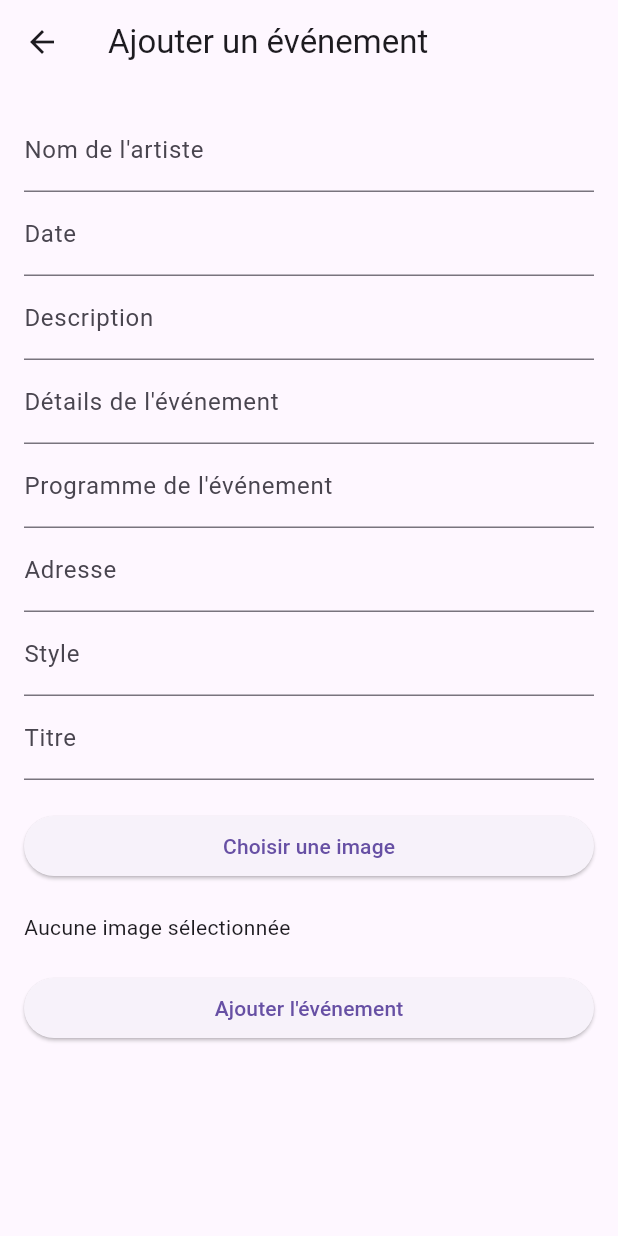
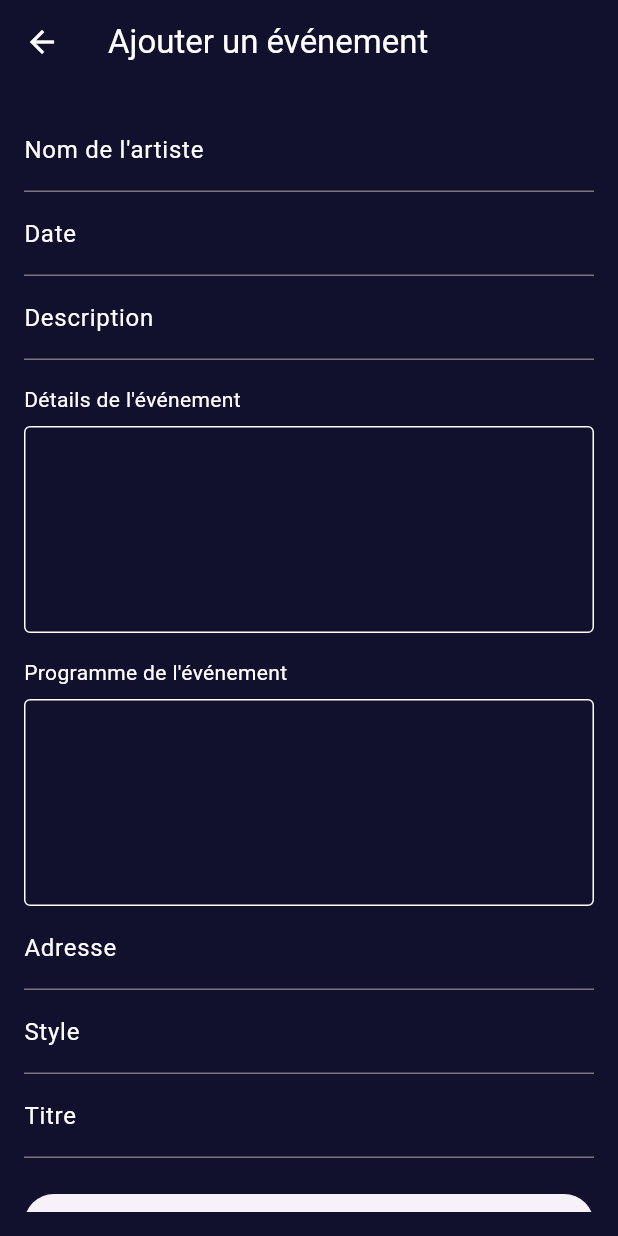
Before and after one commit to yohann1314/Projet-Annuel, a Flutter app: the AddEventPage screen opened directly, on a phone screen of 412 x 824 dp. Run offline on Flutter 3.47's test engine with Material 3 defaults, Android fonts, the light colour scheme and no system bars; our stand-ins replace cloud_firestore, firebase_auth, firebase_core, firebase_storage, flutter_map, image_picker and 1 more; accounts and stored records are empty.

Commit message:
page pour ajouter les evenement

```diff
--- a/lib/AddEvent/addEvent.dart
+++ b/lib/AddEvent/addEvent.dart
@@ -69,7 +69,7 @@ class _AddEventPageState extends State<AddEventPage> {
 
         if (artistSnapshot.docs.isEmpty) {
           ScaffoldMessenger.of(context).showSnackBar(
-            SnackBar(content: Text('Artiste non trouvé')),
+            const SnackBar(content: Text('Artiste non trouvé')),
           );
           setState(() {
             _isUploading = false;
@@ -142,9 +142,12 @@ class _AddEventPageState extends State<AddEventPage> {
   Widget build(BuildContext context) {
     return Scaffold(
       appBar: AppBar(
-        title: Text('Ajouter un événement'),
+        title: const Text('Ajouter un événement', style: TextStyle(color: Colors.white)),
+        backgroundColor: const Color(0xFF12112D),
+        iconTheme: const IconThemeData(color: Colors.white),
       ),
-      body: Padding(
+      body: Container(
+        color: const Color(0xFF12112D),
         padding: const EdgeInsets.all(16.0),
         child: Form(
           key: _formKey,
@@ -152,7 +155,8 @@ class _AddEventPageState extends State<AddEventPage> {
             children: [
               TextFormField(
                 controller: _artistNameController,
-                decoration: InputDecoration(labelText: 'Nom de l\'artiste'),
+                decoration: InputDecoration(labelText: 'Nom de l\'artiste', labelStyle: TextStyle(color: Colors.white)),
+                style: TextStyle(color: Colors.white),
                 validator: (value) {
                   if (value == null || value.isEmpty) {
                     return 'Veuillez entrer le nom de l\'artiste';
@@ -162,7 +166,8 @@ class _AddEventPageState extends State<AddEventPage> {
               ),
               TextFormField(
                 controller: _dateController,
-                decoration: InputDecoration(labelText: 'Date'),
+                decoration: InputDecoration(labelText: 'Date', labelStyle: TextStyle(color: Colors.white)),
+                style: TextStyle(color: Colors.white),
                 validator: (value) {
                   if (value == null || value.isEmpty) {
                     return 'Veuillez entrer la date';
@@ -172,7 +177,8 @@ class _AddEventPageState extends State<AddEventPage> {
               ),
               TextFormField(
                 controller: _descriptionController,
-                decoration: InputDecoration(labelText: 'Description'),
+                decoration: InputDecoration(labelText: 'Description', labelStyle: TextStyle(color: Colors.white)),
+                style: TextStyle(color: Colors.white),
                 validator: (value) {
                   if (value == null || value.isEmpty) {
                     return 'Veuillez entrer la description';
@@ -180,29 +186,20 @@ class _AddEventPageState extends State<AddEventPage> {
                   return null;
                 },
               ),
-              TextFormField(
+              SizedBox(height: 16),
+              _buildLabeledTextArea(
                 controller: _eventDetailController,
-                decoration: InputDecoration(labelText: 'Détails de l\'événement'),
-                validator: (value) {
-                  if (value == null || value.isEmpty) {
-                    return 'Veuillez entrer les détails de l\'événement';
-                  }
-                  return null;
-                },
+                label: 'Détails de l\'événement',
               ),
-              TextFormField(
+              SizedBox(height: 16),
+              _buildLabeledTextArea(
                 controller: _eventProgramController,
-                decoration: InputDecoration(labelText: 'Programme de l\'événement'),
-                validator: (value) {
-                  if (value == null || value.isEmpty) {
-                    return 'Veuillez entrer le programme de l\'événement';
-                  }
-                  return null;
-                },
+                label: 'Programme de l\'événement',
               ),
               TextFormField(
                 controller: _locationController,
-                decoration: InputDecoration(labelText: 'Adresse'),
+                decoration: InputDecoration(labelText: 'Adresse', labelStyle: TextStyle(color: Colors.white)),
+                style: TextStyle(color: Colors.white),
                 validator: (value) {
                   if (value == null || value.isEmpty) {
                     return 'Veuillez entrer l\'adresse';
@@ -212,7 +209,8 @@ class _AddEventPageState extends State<AddEventPage> {
               ),
               TextFormField(
                 controller: _styleController,
-                decoration: InputDecoration(labelText: 'Style'),
+                decoration: InputDecoration(labelText: 'Style', labelStyle: TextStyle(color: Colors.white)),
+                style: TextStyle(color: Colors.white),
                 validator: (value) {
                   if (value == null || value.isEmpty) {
                     return 'Veuillez entrer le style';
@@ -222,7 +220,8 @@ class _AddEventPageState extends State<AddEventPage> {
               ),
               TextFormField(
                 controller: _titleController,
-                decoration: InputDecoration(labelText: 'Titre'),
+                decoration: InputDecoration(labelText: 'Titre', labelStyle: TextStyle(color: Colors.white)),
+                style: TextStyle(color: Colors.white),
                 validator: (value) {
                   if (value == null || value.isEmpty) {
                     return 'Veuillez entrer le titre';
@@ -233,18 +232,18 @@ class _AddEventPageState extends State<AddEventPage> {
               SizedBox(height: 20),
               ElevatedButton(
                 onPressed: _pickImage,
-                child: Text('Choisir une image'),
+                child: const Text('Choisir une image'),
               ),
               SizedBox(height: 20),
               _imageFile == null
-                  ? Text('Aucune image sélectionnée')
+                  ? const Text('Aucune image sélectionnée', style: TextStyle(color: Colors.white))
                   : Image.file(_imageFile!),
               SizedBox(height: 20),
               _isUploading
-                  ? Center(child: CircularProgressIndicator())
+                  ? const Center(child: CircularProgressIndicator())
                   : ElevatedButton(
                 onPressed: _addEvent,
-                child: Text('Ajouter l\'événement'),
+                child: const Text('Ajouter l\'événement'),
               ),
             ],
           ),
@@ -252,4 +251,41 @@ class _AddEventPageState extends State<AddEventPage> {
       ),
     );
   }
+
+  Widget _buildLabeledTextArea({
+    required TextEditingController controller,
+    required String label,
+  }) {
+    return Column(
+      crossAxisAlignment: CrossAxisAlignment.start,
+      children: [
+        Text(
+          label,
+          style: TextStyle(color: Colors.white),
+        ),
+        SizedBox(height: 8),
+        Container(
+          decoration: BoxDecoration(
+            border: Border.all(color: Colors.white),
+            borderRadius: BorderRadius.circular(4.0),
+          ),
+          child: TextFormField(
+            controller: controller,
+            maxLines: 5, // Vous pouvez ajuster le nombre de lignes ici
+            style: TextStyle(color: Colors.white),
+            decoration: InputDecoration(
+              contentPadding: EdgeInsets.all(8.0),
+              border: InputBorder.none,
+            ),
+            validator: (value) {
+              if (value == null || value.isEmpty) {
+                return 'Veuillez entrer les détails';
+              }
+              return null;
+            },
+          ),
+        ),
+      ],
+    );
+  }
 }
```
